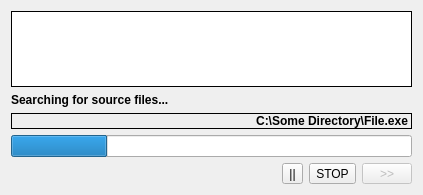
This is tlister_form.ui in stasinek/Koperek as Qt 5 draws it before an edit. The edited form follows.
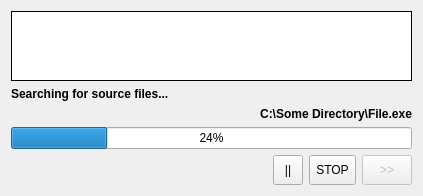
This is the edited form. Icons and pictures are not drawn.

Patch:
```diff
--- a/tlister_form.ui
+++ b/tlister_form.ui
@@ -22,6 +22,9 @@
      <property name="frameShadow">
       <enum>QFrame::Plain</enum>
      </property>
+     <property name="lineWidth">
+      <number>1</number>
+     </property>
     </widget>
    </item>
    <item>
@@ -46,7 +49,7 @@
       </font>
      </property>
      <property name="frameShape">
-      <enum>QFrame::Box</enum>
+      <enum>QFrame::NoFrame</enum>
      </property>
      <property name="frameShadow">
       <enum>QFrame::Plain</enum>
@@ -64,11 +67,17 @@
    </item>
    <item>
     <widget class="QProgressBar" name="progressBar">
+     <property name="font">
+      <font>
+       <weight>50</weight>
+       <bold>false</bold>
+      </font>
+     </property>
      <property name="value">
       <number>24</number>
      </property>
      <property name="textVisible">
-      <bool>false</bool>
+      <bool>true</bool>
      </property>
      <property name="invertedAppearance">
       <bool>false</bool>
@@ -98,6 +107,12 @@
          <verstretch>0</verstretch>
         </sizepolicy>
        </property>
+       <property name="minimumSize">
+        <size>
+         <width>30</width>
+         <height>30</height>
+        </size>
+       </property>
        <property name="text">
         <string>||</string>
        </property>
@@ -121,6 +136,12 @@
          <verstretch>0</verstretch>
         </sizepolicy>
        </property>
+       <property name="minimumSize">
+        <size>
+         <width>30</width>
+         <height>30</height>
+        </size>
+       </property>
        <property name="text">
         <string>STOP</string>
        </property>
@@ -150,7 +171,7 @@
        <property name="minimumSize">
         <size>
          <width>50</width>
-         <height>0</height>
+         <height>30</height>
         </size>
        </property>
        <property name="baseSize">
```
